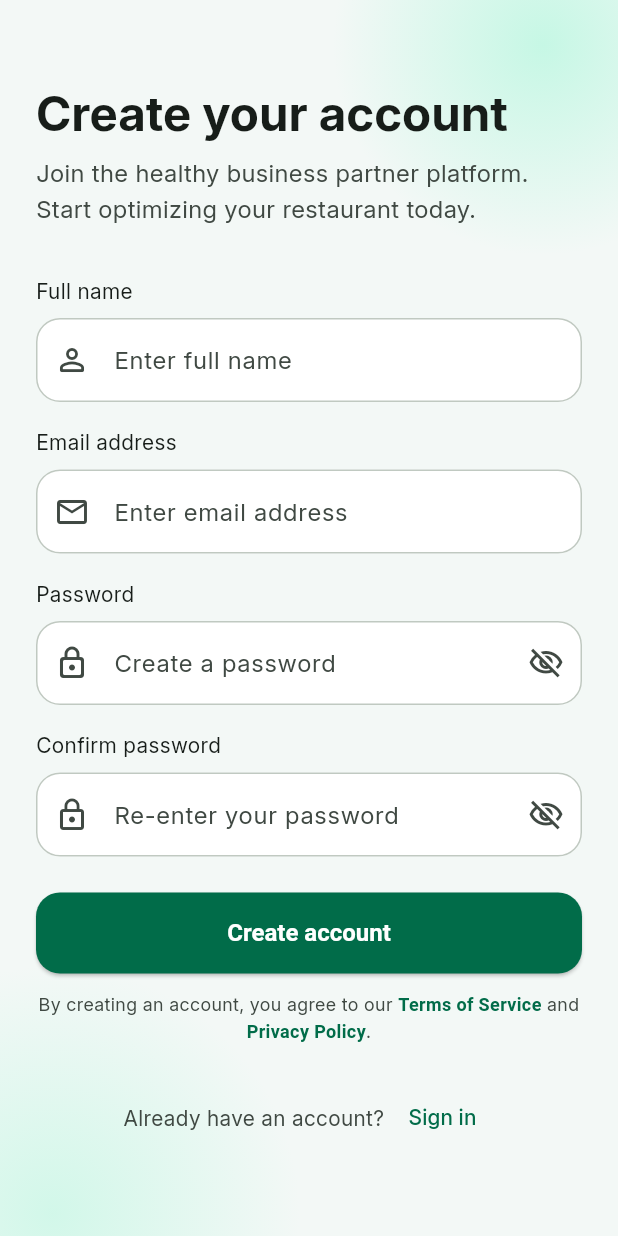
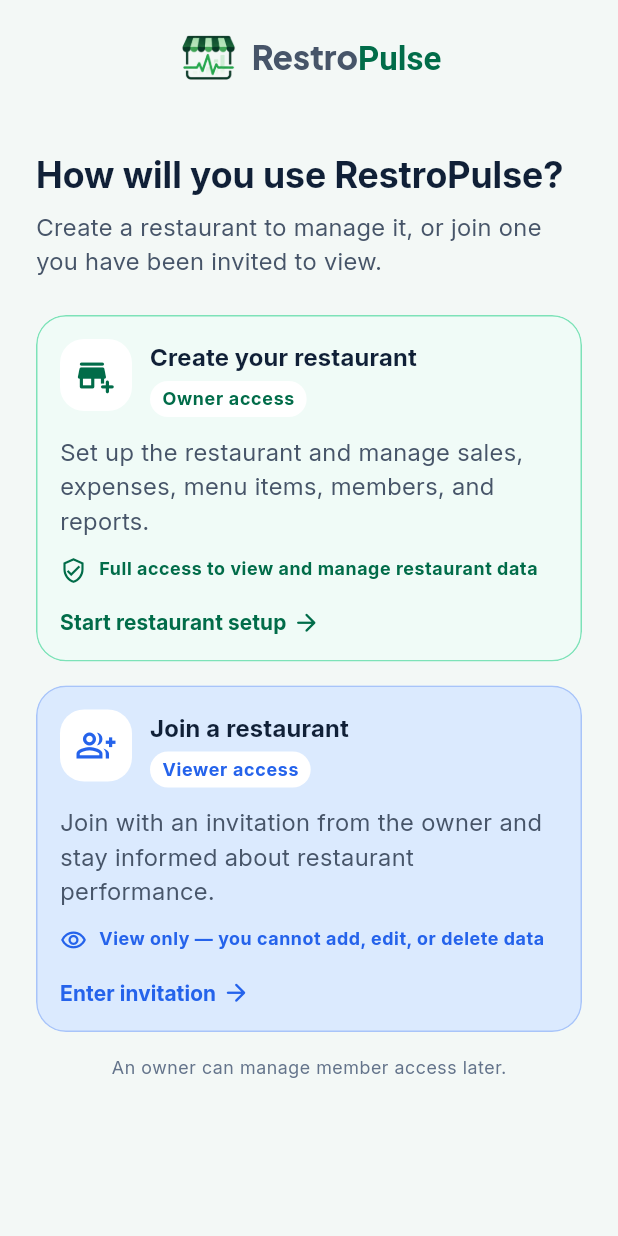
Before and after one commit to grgpratik-dev/RestroPulse, a Flutter app: the RegisterScreen screen opened by its route, after a tap on "Create account", on a phone screen of 412 x 824 dp. Run offline on Flutter 3.47's test engine with Material 3 defaults, Android fonts, the phone set to English and light mode, and no system bars; our stand-ins replace bloc, bloc_concurrency, dio, equatable, fl_chart, flutter_bloc and 10 more; accounts and stored records are empty.

Commit message:
added restropulse access screen for new user via owner or viewer path

```diff
--- a/lib/src/app/router/app_route.dart
+++ b/lib/src/app/router/app_route.dart
@@ -7,6 +7,7 @@ enum AppRoute {
   splash('/splash'),
   login('/login'),
   register('/register'),
+  restaurantAccess('/restaurant-access'),
   main('/main'),
   dashboard('/dashboard'),
   profile('/profile'),
--- a/lib/src/app/router/app_router.dart
+++ b/lib/src/app/router/app_router.dart
@@ -19,6 +19,7 @@ import 'package:restropulse/src/features/onboarding/presentation/screens/onboard
 import 'package:restropulse/src/features/profile/presentation/screen/help_and_support/help_and_support_screen.dart';
 import 'package:restropulse/src/features/profile/presentation/screen/profile_screen.dart';
 import 'package:restropulse/src/features/reports/presentation/screen/reports_screen.dart';
+import 'package:restropulse/src/features/restaurant_access/presentation/screens/restaurant_access_screen.dart';
 import 'package:restropulse/src/features/sales/domain/models/sales_order.dart';
 import 'package:restropulse/src/features/sales/presentation/screens/order_details_screen.dart';
 import 'package:restropulse/src/features/sales/presentation/screens/order_entry_screen.dart';
@@ -114,6 +115,11 @@ class AppRouter {
         path: AppRoute.register.path,
         name: AppRoute.register.name,
         builder: (context, state) => const RegisterScreen(),
+      ),
+      GoRoute(
+        path: AppRoute.restaurantAccess.path,
+        name: AppRoute.restaurantAccess.name,
+        builder: (context, state) => const RestaurantAccessScreen(),
       ),
 
       GoRoute(
--- a/lib/src/core/widgets/app_name.dart
+++ b/lib/src/core/widgets/app_name.dart
@@ -19,7 +19,7 @@ Widget appName({
       ],
     ),
     style: Theme.of(context).textTheme.headlineMedium?.copyWith(
-      color: leadColor ?? Colors.white,
+      color: leadColor ?? AppColors.kNeutral600,
       fontWeight: FontWeight.bold,
       fontSize: fontSize,
       fontFamily: AppTypography.plusJakartaSansFontFamily,
--- a/lib/src/features/auth/presentation/screens/login/login_screen.dart
+++ b/lib/src/features/auth/presentation/screens/login/login_screen.dart
@@ -1,9 +1,7 @@
 import 'package:flutter/material.dart';
 import 'package:go_router/go_router.dart';
 import 'package:restropulse/gen/assets.gen.dart';
-import 'package:restropulse/src/app/theme/app_colors.dart';
 import 'package:restropulse/src/app/theme/app_spacing.dart';
-import 'package:restropulse/src/app/theme/app_typography.dart';
 import 'package:restropulse/src/core/widgets/app_name.dart';
 
 import '../../../../../app/router/app_route.dart';
@@ -62,7 +60,7 @@ class _LoginScreenState extends State<LoginScreen> {
                         child: AutofillGroup(
                           child: Column(
                             mainAxisAlignment: MainAxisAlignment.center,
-                            crossAxisAlignment: CrossAxisAlignment.stretch,
+                            crossAxisAlignment: CrossAxisAlignment.start,
                             children: [
                               const BrandHeader(),
                               const SizedBox(height: AppSpacing.space2xl),
--- a/lib/src/features/auth/presentation/screens/register/register_screen.dart
+++ b/lib/src/features/auth/presentation/screens/register/register_screen.dart
@@ -180,7 +180,12 @@ class _RegisterScreenState extends State<RegisterScreen> {
                                 width: double.infinity,
                                 height: 54,
                                 child: ElevatedButton(
-                                  onPressed: () {},
+                                  key: const ValueKey('register-submit-button'),
+                                  onPressed: () {
+                                    context.goNamed(
+                                      AppRoute.restaurantAccess.name,
+                                    );
+                                  },
                                   child: Text('Create account'),
                                 ),
                               ),
--- a/lib/src/features/auth/presentation/screens/widgets/brand_header.dart
+++ b/lib/src/features/auth/presentation/screens/widgets/brand_header.dart
@@ -5,7 +5,6 @@ class BrandHeader extends StatelessWidget {
 
   @override
   Widget build(BuildContext context) {
-    final theme = Theme.of(context);
     return Semantics(
       label: 'RestroPulse',
       header: true,
--- /dev/null
+++ b/lib/src/features/restaurant_access/presentation/screens/restaurant_access_screen.dart
@@ -0,0 +1,131 @@
+import 'package:flutter/material.dart';
+import 'package:restropulse/gen/assets.gen.dart';
+import 'package:restropulse/src/app/theme/app_colors.dart';
+import 'package:restropulse/src/app/theme/app_spacing.dart';
+import 'package:restropulse/src/core/widgets/app_name.dart';
+import 'package:restropulse/src/features/restaurant_access/presentation/widgets/restaurant_access_option_card.dart';
+
+class RestaurantAccessScreen extends StatelessWidget {
+  const RestaurantAccessScreen({
+    this.onCreateRestaurant,
+    this.onJoinRestaurant,
+    super.key,
+  });
+
+  final VoidCallback? onCreateRestaurant;
+  final VoidCallback? onJoinRestaurant;
+
+  @override
+  Widget build(BuildContext context) {
+    final theme = Theme.of(context);
+
+    return Scaffold(
+      backgroundColor: AppColors.authBackground,
+      appBar: AppBar(
+        automaticallyImplyLeading: false,
+        toolbarHeight: 76,
+        centerTitle: true,
+        elevation: 0,
+        scrolledUnderElevation: 0,
+        backgroundColor: AppColors.authBackground,
+        surfaceTintColor: Colors.transparent,
+        title: const _BrandLockup(),
+      ),
+      body: SafeArea(
+        top: false,
+        child: SingleChildScrollView(
+          padding: const EdgeInsets.all(AppSpacing.spaceLg),
+          child: Center(
+            child: ConstrainedBox(
+              constraints: const BoxConstraints(maxWidth: 520),
+              child: Column(
+                crossAxisAlignment: CrossAxisAlignment.start,
+                children: [
+                  Text(
+                    'How will you use RestroPulse?',
+                    textAlign: TextAlign.center,
+                    style: theme.textTheme.headlineSmall?.copyWith(
+                      color: AppColors.ink,
+                      fontWeight: FontWeight.w700,
+                    ),
+                  ),
+                  const SizedBox(height: AppSpacing.spaceXs),
+                  Text(
+                    'Create a restaurant to manage it, or join one you have been invited to view.',
+                    style: theme.textTheme.bodyMedium?.copyWith(
+                      color: AppColors.neutral700,
+                      height: 1.45,
+                    ),
+                  ),
+                  const SizedBox(height: AppSpacing.spaceLg),
+                  RestaurantAccessOptionCard(
+                    key: const ValueKey('create-restaurant-option'),
+                    icon: Icons.add_business_rounded,
+                    title: 'Create your restaurant',
+                    roleLabel: 'Owner access',
+                    description:
+                        'Set up the restaurant and manage sales, expenses, menu items, members, and reports.',
+                    permissionSummary:
+                        'Full access to view and manage restaurant data',
+                    actionLabel: 'Start restaurant setup',
+                    onTap: onCreateRestaurant ?? () {},
+                  ),
+                  const SizedBox(height: AppSpacing.spaceMd),
+                  RestaurantAccessOptionCard(
+                    key: const ValueKey('join-restaurant-option'),
+                    icon: Icons.group_add_outlined,
+                    title: 'Join a restaurant',
+                    roleLabel: 'Viewer access',
+                    description:
+                        'Join with an invitation from the owner and stay informed about restaurant performance.',
+                    permissionSummary:
+                        'View only — you cannot add, edit, or delete data',
+                    actionLabel: 'Enter invitation',
+                    isViewer: true,
+                    onTap: onJoinRestaurant ?? () {},
+                  ),
+                  const SizedBox(height: AppSpacing.spaceMd),
+                  Center(
+                    child: Text(
+                      'An owner can manage member access later.',
+                      style: theme.textTheme.bodySmall?.copyWith(
+                        color: AppColors.neutral600,
+                      ),
+                    ),
+                  ),
+                ],
+              ),
+            ),
+          ),
+        ),
+      ),
+    );
+  }
+}
+
+class _BrandLockup extends StatelessWidget {
+  const _BrandLockup();
+
+  @override
+  Widget build(BuildContext context) {
+    return Semantics(
+      label: 'RestroPulse',
+      header: true,
+      child: ExcludeSemantics(
+        child: Row(
+          mainAxisAlignment: MainAxisAlignment.center,
+          children: [
+            Image.asset(
+              Assets.logo.applogo.path,
+              width: 42,
+              height: 42,
+              fit: BoxFit.contain,
+            ),
+            const SizedBox(width: AppSpacing.spaceXs),
+            appName(context: context, fontSize: 22),
+          ],
+        ),
+      ),
+    );
+  }
+}
--- /dev/null
+++ b/lib/src/features/restaurant_access/presentation/widgets/restaurant_access_option_card.dart
@@ -0,0 +1,156 @@
+import 'package:flutter/material.dart';
+import 'package:restropulse/src/app/theme/app_colors.dart';
+import 'package:restropulse/src/app/theme/app_radius.dart';
+import 'package:restropulse/src/app/theme/app_spacing.dart';
+
+class RestaurantAccessOptionCard extends StatelessWidget {
+  const RestaurantAccessOptionCard({
+    required this.icon,
+    required this.title,
+    required this.roleLabel,
+    required this.description,
+    required this.permissionSummary,
+    required this.actionLabel,
+    required this.onTap,
+    this.isViewer = false,
+    super.key,
+  });
+
+  final IconData icon;
+  final String title;
+  final String roleLabel;
+  final String description;
+  final String permissionSummary;
+  final String actionLabel;
+  final VoidCallback onTap;
+  final bool isViewer;
+
+  @override
+  Widget build(BuildContext context) {
+    final theme = Theme.of(context);
+    final accent = isViewer ? AppColors.info : AppColors.primary;
+    final surface = isViewer ? AppColors.infoSurface : AppColors.mintSurface;
+    final border = isViewer
+        ? AppColors.info.withValues(alpha: 0.28)
+        : AppColors.mintBright;
+
+    return Semantics(
+      button: true,
+      label: '$title. $roleLabel. $permissionSummary',
+      child: Material(
+        color: surface,
+        shape: RoundedRectangleBorder(
+          borderRadius: BorderRadius.circular(AppRadius.lg),
+          side: BorderSide(color: border),
+        ),
+        clipBehavior: Clip.antiAlias,
+        child: InkWell(
+          onTap: onTap,
+          child: Padding(
+            padding: const EdgeInsets.all(AppSpacing.spaceMd),
+            child: Column(
+              crossAxisAlignment: CrossAxisAlignment.start,
+              children: [
+                Row(
+                  crossAxisAlignment: CrossAxisAlignment.start,
+                  children: [
+                    Container(
+                      width: 48,
+                      height: 48,
+                      decoration: BoxDecoration(
+                        color: AppColors.surface,
+                        borderRadius: BorderRadius.circular(AppRadius.md),
+                      ),
+                      child: Icon(icon, color: accent, size: 26),
+                    ),
+                    const SizedBox(width: AppSpacing.spaceSm),
+                    Expanded(
+                      child: Column(
+                        crossAxisAlignment: CrossAxisAlignment.start,
+                        children: [
+                          Text(
+                            title,
+                            style: theme.textTheme.titleMedium?.copyWith(
+                              fontWeight: FontWeight.w700,
+                              color: AppColors.ink,
+                            ),
+                          ),
+                          const SizedBox(height: AppSpacing.space2xs),
+                          Container(
+                            padding: const EdgeInsets.symmetric(
+                              horizontal: AppSpacing.spaceXs,
+                              vertical: AppSpacing.space2xs,
+                            ),
+                            decoration: BoxDecoration(
+                              color: AppColors.surface,
+                              borderRadius: BorderRadius.circular(
+                                AppRadius.full,
+                              ),
+                            ),
+                            child: Text(
+                              roleLabel,
+                              style: theme.textTheme.labelSmall?.copyWith(
+                                color: accent,
+                                fontWeight: FontWeight.w700,
+                              ),
+                            ),
+                          ),
+                        ],
+                      ),
+                    ),
+                  ],
+                ),
+                const SizedBox(height: AppSpacing.spaceSm),
+                Text(
+                  description,
+                  style: theme.textTheme.bodyMedium?.copyWith(
+                    color: AppColors.neutral700,
+                    height: 1.45,
+                  ),
+                ),
+                const SizedBox(height: AppSpacing.spaceSm),
+                Row(
+                  crossAxisAlignment: CrossAxisAlignment.start,
+                  children: [
+                    Icon(
+                      isViewer
+                          ? Icons.visibility_outlined
+                          : Icons.verified_user_outlined,
+                      color: accent,
+                      size: 18,
+                    ),
+                    const SizedBox(width: AppSpacing.spaceXs),
+                    Expanded(
+                      child: Text(
+                        permissionSummary,
+                        style: theme.textTheme.bodySmall?.copyWith(
+                          color: accent,
+                          fontWeight: FontWeight.w600,
+                          height: 1.35,
+                        ),
+                      ),
+                    ),
+                  ],
+                ),
+                const SizedBox(height: AppSpacing.spaceMd),
+                Row(
+                  children: [
+                    Text(
+                      actionLabel,
+                      style: theme.textTheme.labelLarge?.copyWith(
+                        color: accent,
+                        fontWeight: FontWeight.w700,
+                      ),
+                    ),
+                    const SizedBox(width: AppSpacing.space2xs),
+                    Icon(Icons.arrow_forward_rounded, color: accent, size: 19),
+                  ],
+                ),
+              ],
+            ),
+          ),
+        ),
+      ),
+    );
+  }
+}
```
Also changed, not shown: 2 other files.
